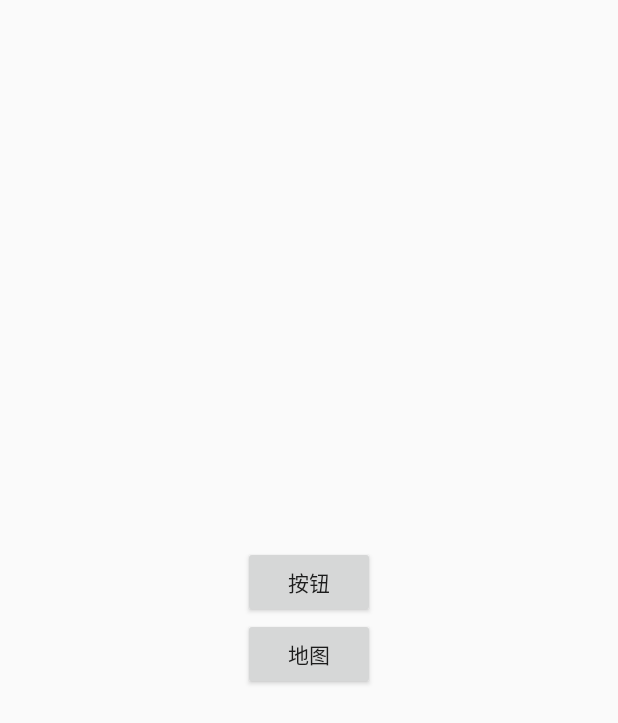
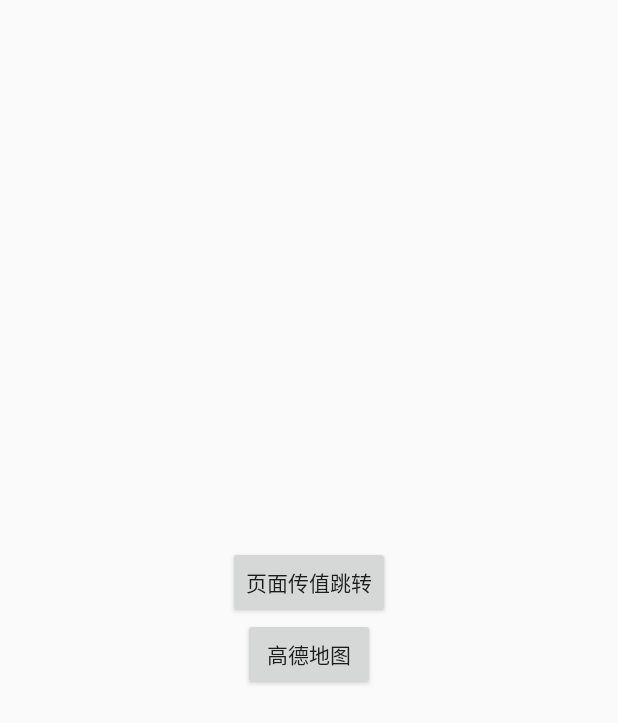
Before and after one commit to Stephen199/ss-customer, an Android app: the layout fragment_home.xml on its own in the app's theme, with its tools: preview values and no code run, on a phone screen of 412 x 824 dp. Shown: the top 723 px of the screen. Run offline under Robolectric (Android 15) with nearby library versions, the phone set to English and light mode, and no system bars.

Commit message:
修改布局

```diff
--- a/app/src/main/res/layout/fragment_home.xml
+++ b/app/src/main/res/layout/fragment_home.xml
@@ -9,12 +9,13 @@
         android:id="@+id/btn"
         android:layout_width="wrap_content"
         android:layout_height="wrap_content"
-        android:text="按钮" />
+        android:text="页面传值跳转" />
 
     <Button
         android:id="@+id/btn_map"
         android:layout_width="wrap_content"
         android:layout_height="wrap_content"
-        android:text="地图" />
+        android:text="高德地图" />
+
 
 </LinearLayout>
```
